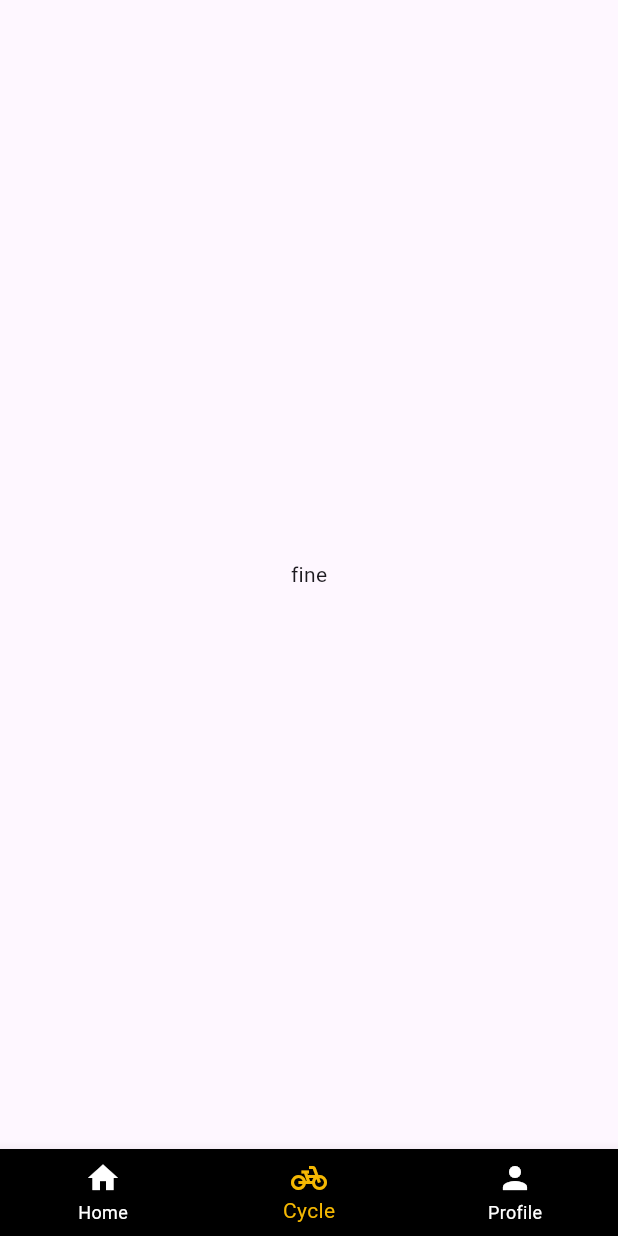
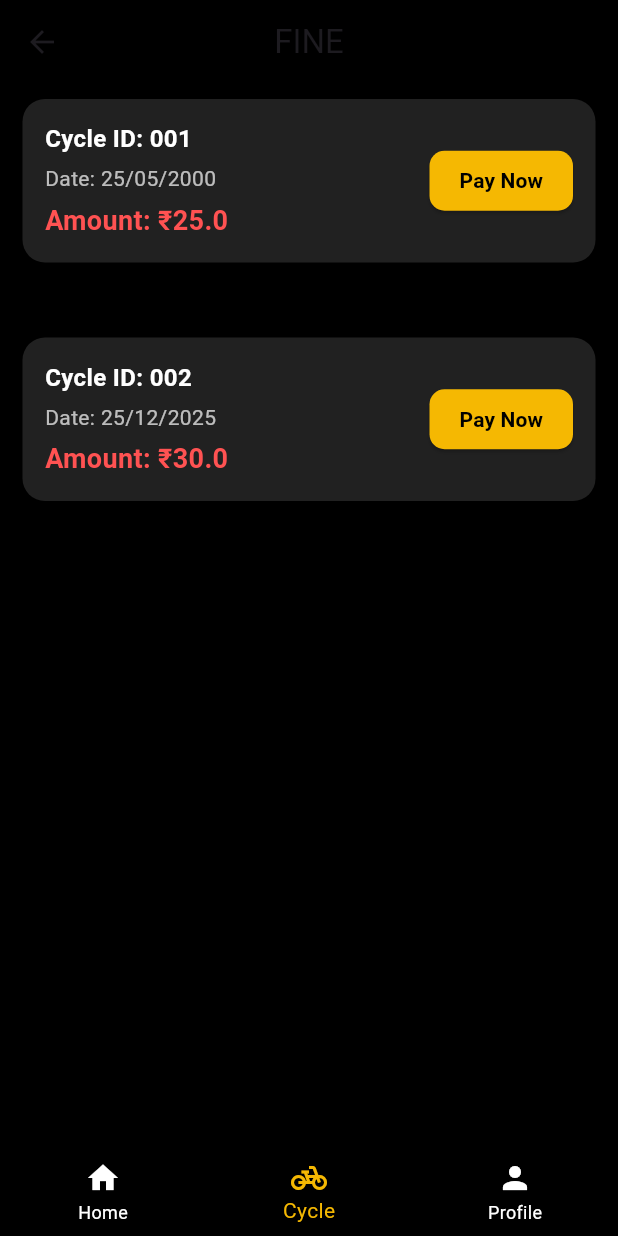
Before and after one commit to abhi00rnair/BICYCO, a Flutter app: the finepage screen opened directly, on a phone screen of 412 x 824 dp. Run offline on Flutter 3.47's test engine with Material 3 defaults, Android fonts, the phone set to English and light mode, and no system bars.

Commit message:
commit 1

```diff
--- a/lib/Profile.dart
+++ b/lib/Profile.dart
@@ -8,9 +8,6 @@ class profile extends StatelessWidget {
   Widget build(BuildContext context) {
     return Scaffold(
       backgroundColor: Colors.black,
-      body: Center(
-        child: Text('profile'),
-      ),
       bottomNavigationBar: CustomBottomNavBar(currentIndex: 2),
     );
   }
--- a/lib/finepage.dart
+++ b/lib/finepage.dart
@@ -1,4 +1,5 @@
 import 'package:bicyco/customnavigation.dart';
+import 'package:bicyco/payment.dart';
 import 'package:flutter/material.dart';
 
 class finepage extends StatelessWidget {
@@ -7,10 +8,97 @@ class finepage extends StatelessWidget {
   @override
   Widget build(BuildContext context) {
     return Scaffold(
-      body: Center(
-        child: Text('fine'),
+      backgroundColor: Colors.black,
+      appBar: AppBar(
+        backgroundColor: Colors.black,
+        title: Title(
+          color: const Color.fromARGB(255, 255, 255, 255),
+          child: const Text('FINE'),
+        ),
+        centerTitle: true,
       ),
-      bottomNavigationBar: CustomBottomNavBar(currentIndex: 1),
+      body: Column(
+        children: [
+          finebox(context, '001', '25/05/2000', 25),
+          const SizedBox(
+            height: 30,
+          ),
+          finebox(context, '002', '25/12/2025', 30),
+        ],
+      ),
+      bottomNavigationBar: const CustomBottomNavBar(currentIndex: 1),
     );
   }
 }
+
+Widget finebox(BuildContext context, String id, String date, double amount) {
+  return Container(
+    width: double.infinity,
+    margin: const EdgeInsets.symmetric(vertical: 10, horizontal: 15),
+    padding: const EdgeInsets.all(15),
+    decoration: BoxDecoration(
+      color: Colors.grey[900],
+      borderRadius: BorderRadius.circular(15),
+      boxShadow: [
+        BoxShadow(
+          color: Colors.black.withOpacity(0.3),
+          blurRadius: 5,
+          spreadRadius: 2,
+          offset: const Offset(0, 3),
+        ),
+      ],
+    ),
+    child: Row(
+      mainAxisAlignment: MainAxisAlignment.spaceBetween,
+      crossAxisAlignment: CrossAxisAlignment.center,
+      children: [
+        Column(
+          crossAxisAlignment: CrossAxisAlignment.start,
+          children: [
+            Text(
+              "Cycle ID: $id",
+              style: const TextStyle(
+                  color: Colors.white,
+                  fontSize: 16,
+                  fontWeight: FontWeight.bold),
+            ),
+            const SizedBox(height: 5),
+            Text(
+              "Date: $date",
+              style: const TextStyle(color: Colors.white70, fontSize: 14),
+            ),
+            const SizedBox(height: 5),
+            Text(
+              "Amount: ₹$amount",
+              style: const TextStyle(
+                  color: Colors.redAccent,
+                  fontSize: 18,
+                  fontWeight: FontWeight.bold),
+            ),
+          ],
+        ),
+        ElevatedButton(
+          onPressed: () {
+            Navigator.push(
+              context,
+              MaterialPageRoute(
+                builder: (context) => payment(),
+              ),
+            );
+          },
+          style: ElevatedButton.styleFrom(
+            backgroundColor: Color.fromARGB(255, 245, 184, 2),
+            padding: const EdgeInsets.symmetric(horizontal: 20, vertical: 10),
+            shape: RoundedRectangleBorder(
+              borderRadius: BorderRadius.circular(10),
+            ),
+          ),
+          child: const Text(
+            "Pay Now",
+            style: TextStyle(color: Colors.black, fontWeight: FontWeight.bold),
+          ),
+        ),
+      ],
+    ),
+  );
+}
--- a/lib/main.dart
+++ b/lib/main.dart
@@ -1,5 +1,7 @@
 import 'package:bicyco/Exchange.dart';
+import 'package:bicyco/Profile.dart';
 import 'package:bicyco/dashboard.dart';
+import 'package:bicyco/finepage.dart';
 import 'package:bicyco/homescreen.dart';
 import 'package:bicyco/signup.dart';
 import 'package:bicyco/welcome.dart';
@@ -16,7 +18,7 @@ class Myapp extends StatelessWidget {
   Widget build(BuildContext context) {
     return const MaterialApp(
       debugShowCheckedModeBanner: false,
-      home: welcome(),
+      home: profile(),
     );
   }
 }
--- /dev/null
+++ b/lib/payment.dart
@@ -0,0 +1,10 @@
+import 'package:flutter/material.dart';
+
+class payment extends StatelessWidget {
+  const payment({super.key});
+
+  @override
+  Widget build(BuildContext context) {
+    return const Placeholder();
+  }
+}
```
